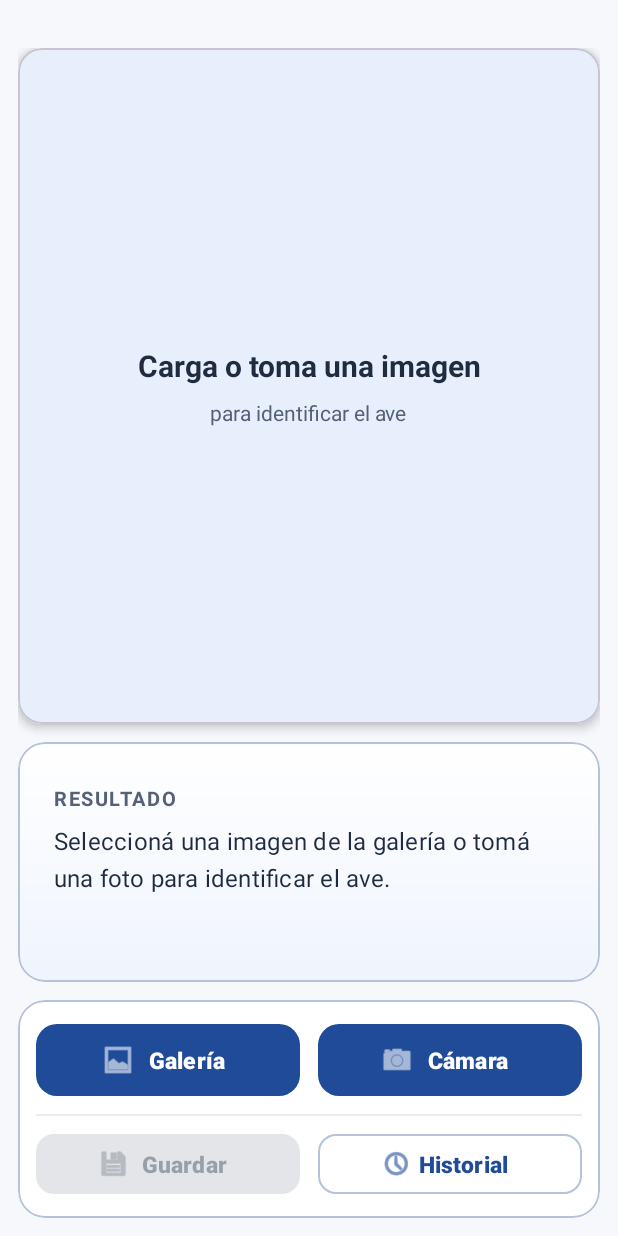
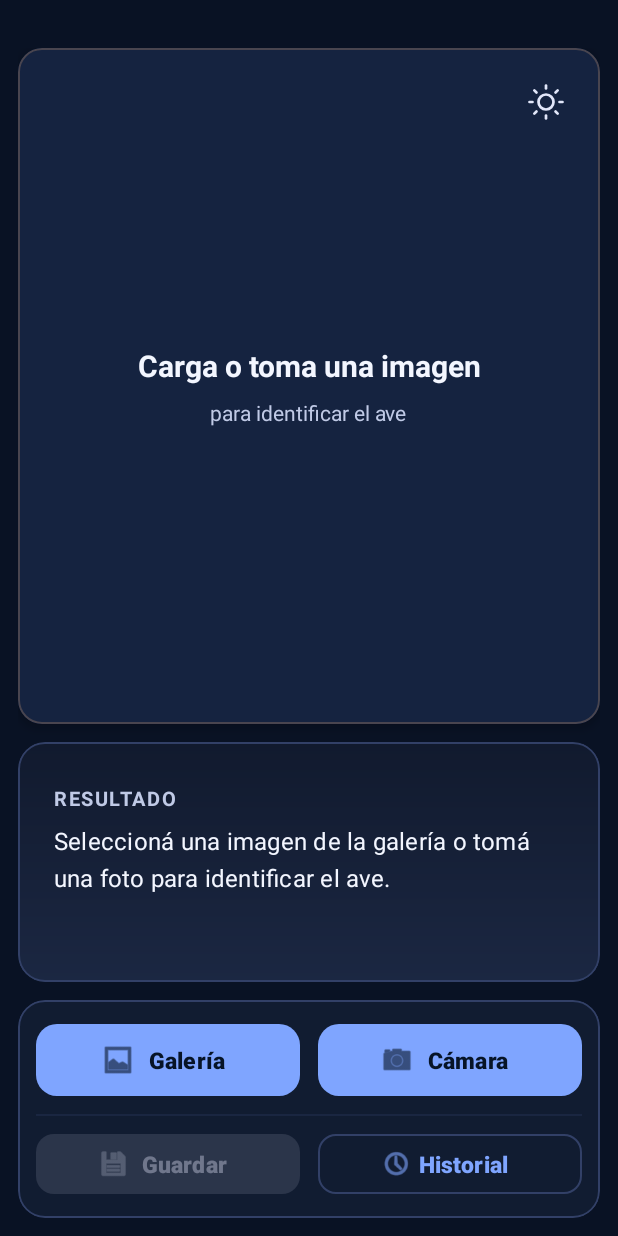
Before and after one commit to EnzoDHeredia/aves_argentinas_kotlin, an Android app: the layout activity_main.xml on its own in the app's theme, with its tools: preview values and no code run, on a phone screen of 412 x 824 dp. Run offline under Robolectric (Android 15) with nearby library versions, the phone set to English and light mode, and no system bars.

Commit message:
boton de modo oscuro

```diff
--- a/app/src/main/java/com/example/avesargentinas/ui/log/ObservationDetailActivity.kt
+++ b/app/src/main/java/com/example/avesargentinas/ui/log/ObservationDetailActivity.kt
@@ -12,6 +12,7 @@
 import com.bumptech.glide.Glide
 import com.example.avesargentinas.ObservationLogger
 import com.example.avesargentinas.R
+import com.example.avesargentinas.ThemeManager
 import com.example.avesargentinas.data.Observation
 import com.example.avesargentinas.data.ObservationRepository
 import com.google.android.material.appbar.MaterialToolbar
@@ -27,6 +28,7 @@
     private var currentObservation: Observation? = null
 
     override fun onCreate(savedInstanceState: Bundle?) {
+        ThemeManager.applySavedTheme(this)
         super.onCreate(savedInstanceState)
         setContentView(R.layout.activity_observation_detail)
 
--- a/app/src/main/java/com/example/avesargentinas/ui/log/ObservationLogActivity.kt
+++ b/app/src/main/java/com/example/avesargentinas/ui/log/ObservationLogActivity.kt
@@ -10,6 +10,7 @@
 import androidx.recyclerview.widget.LinearLayoutManager
 import androidx.recyclerview.widget.RecyclerView
 import com.example.avesargentinas.R
+import com.example.avesargentinas.ThemeManager
 import com.example.avesargentinas.data.ObservationRepository
 import com.google.android.material.appbar.MaterialToolbar
 import kotlinx.coroutines.launch
@@ -20,6 +21,7 @@
     private lateinit var adapter: ObservationAdapter
 
     override fun onCreate(savedInstanceState: Bundle?) {
+        ThemeManager.applySavedTheme(this)
         super.onCreate(savedInstanceState)
         setContentView(R.layout.activity_observation_log)
 
--- /dev/null
+++ b/app/src/main/res/drawable/ic_sun.xml
@@ -0,0 +1,70 @@
+<?xml version="1.0" encoding="utf-8"?>
+<vector xmlns:android="http://schemas.android.com/apk/res/android"
+    android:width="24dp"
+    android:height="24dp"
+    android:viewportWidth="24"
+    android:viewportHeight="24">
+    <path
+        android:fillColor="@android:color/transparent"
+        android:pathData="M12,7a5,5 0,1,0 0,10 5,5 0,1,0 0,-10"
+        android:strokeColor="#FF000000"
+        android:strokeLineCap="round"
+        android:strokeLineJoin="round"
+        android:strokeWidth="1.8" />
+    <path
+        android:fillColor="@android:color/transparent"
+        android:pathData="M12,1L12,3"
+        android:strokeColor="#FF000000"
+        android:strokeLineCap="round"
+        android:strokeLineJoin="round"
+        android:strokeWidth="1.8" />
+    <path
+        android:fillColor="@android:color/transparent"
+        android:pathData="M12,21L12,23"
+        android:strokeColor="#FF000000"
+        android:strokeLineCap="round"
+        android:strokeLineJoin="round"
+        android:strokeWidth="1.8" />
+    <path
+        android:fillColor="@android:color/transparent"
+        android:pathData="M4.22,4.22L5.64,5.64"
+        android:strokeColor="#FF000000"
+        android:strokeLineCap="round"
+        android:strokeLineJoin="round"
+        android:strokeWidth="1.8" />
+    <path
+        android:fillColor="@android:color/transparent"
+        android:pathData="M18.36,18.36L19.78,19.78"
+        android:strokeColor="#FF000000"
+        android:strokeLineCap="round"
+        android:strokeLineJoin="round"
+        android:strokeWidth="1.8" />
+    <path
+        android:fillColor="@android:color/transparent"
+        android:pathData="M1,12L3,12"
+        android:strokeColor="#FF000000"
+        android:strokeLineCap="round"
+        android:strokeLineJoin="round"
+        android:strokeWidth="1.8" />
+    <path
+        android:fillColor="@android:color/transparent"
+        android:pathData="M21,12L23,12"
+        android:strokeColor="#FF000000"
+        android:strokeLineCap="round"
+        android:strokeLineJoin="round"
+        android:strokeWidth="1.8" />
+    <path
+        android:fillColor="@android:color/transparent"
+        android:pathData="M4.22,19.78L5.64,18.36"
+        android:strokeColor="#FF000000"
+        android:strokeLineCap="round"
+        android:strokeLineJoin="round"
+        android:strokeWidth="1.8" />
+    <path
+        android:fillColor="@android:color/transparent"
+        android:pathData="M18.36,5.64L19.78,4.22"
+        android:strokeColor="#FF000000"
+        android:strokeLineCap="round"
+        android:strokeLineJoin="round"
+        android:strokeWidth="1.8" />
+</vector>
--- a/app/src/main/res/layout/activity_main.xml
+++ b/app/src/main/res/layout/activity_main.xml
@@ -68,6 +68,18 @@
                     android:textColor="@color/text_secondary"
                     android:gravity="center"/>
             </LinearLayout>
+
+            <ImageButton
+                android:id="@+id/btnThemeToggle"
+                android:layout_width="40dp"
+                android:layout_height="40dp"
+                android:layout_gravity="top|end"
+                android:layout_margin="16dp"
+                android:background="?attr/selectableItemBackgroundBorderless"
+                android:contentDescription="@string/theme_toggle_dark"
+                android:padding="8dp"
+                app:srcCompat="@drawable/ic_sun"
+                app:tint="@color/brand_on_surface"/>
 
         </FrameLayout>
     </com.google.android.material.card.MaterialCardView>
--- a/app/src/main/res/layout/activity_observation_detail.xml
+++ b/app/src/main/res/layout/activity_observation_detail.xml
@@ -28,7 +28,6 @@
             android:navigationIcon="@drawable/ic_arrow_back"
             android:paddingStart="8dp"
             android:paddingEnd="8dp"
-            android:title="@string/observation_detail_title"
             android:titleTextColor="@color/text_primary"
             app:titleCentered="true" />
 
--- a/app/src/main/res/values/strings.xml
+++ b/app/src/main/res/values/strings.xml
@@ -29,6 +29,8 @@
     <string name="observation_count_decrement">Disminuir cantidad</string>
     <string name="observation_list_subtitle">%1$s · %2$s · %3$s</string>
     <string name="observation_count_invalid">Ingresá un número mayor o igual a 1</string>
+    <string name="theme_toggle_dark">Cambiar a tema oscuro</string>
+    <string name="theme_toggle_light">Cambiar a tema claro</string>
     <plurals name="observation_individuals">
         <item quantity="one">%d individuo</item>
         <item quantity="other">%d individuos</item>
```
Also changed, not shown: app/src/main/java/com/example/avesargentinas/MainActivity.kt (+50 -4 lines), app/src/main/java/com/example/avesargentinas/ThemeManager.kt (added, +57 -0 lines), app/src/main/res/drawable/ic_moon.xml (added, +14 -0 lines), app/src/main/res/drawable/ic_theme_dark.xml (added, +20 -0 lines), app/src/main/res/drawable/ic_theme_light.xml (added, +16 -0 lines).
